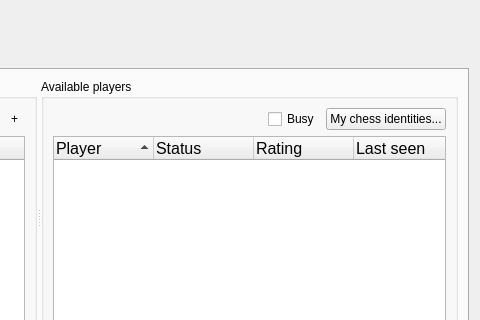
Old version of the form gui/NEMainpage.ui in the repository RetroShare/RetroChess; both pictures show x 402 to 882 and y 0 to 320 of the 882 by 578 pixel window.
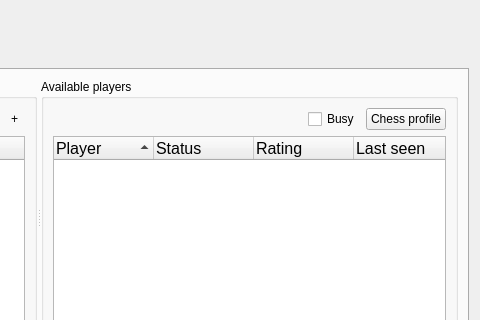
New version of the form. The open tabs and pages were chosen to show the change. Icons and pictures are not drawn.

Commit message: Moved date column to the last

```diff
--- a/gui/NEMainpage.ui
+++ b/gui/NEMainpage.ui
@@ -444,7 +444,11 @@
              <item>
               <widget class="QPushButton" name="identitiesButton">
                <property name="text">
-                <string>My chess identities...</string>
+                <string>Chess profile</string>
+               </property>
+               <property name="icon">
+                <iconset resource="RetroChess_images.qrc">
+                 <normaloff>:/images/profile.png</normaloff>:/images/profile.png</iconset>
                </property>
               </widget>
              </item>
```
Left out of the diff: 7 changed lines with no effect on the pictures. The commit also changes 1 other file.
